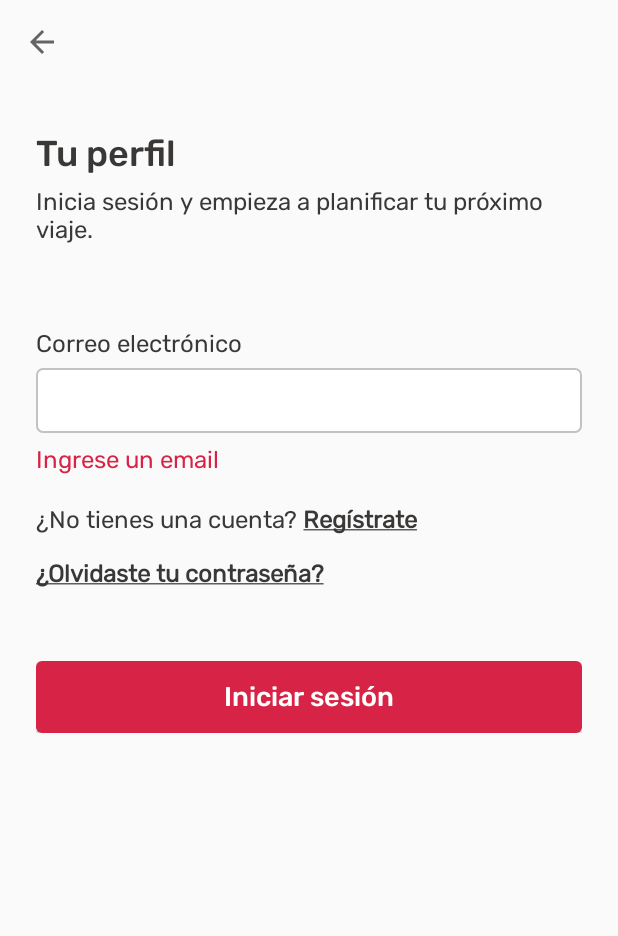
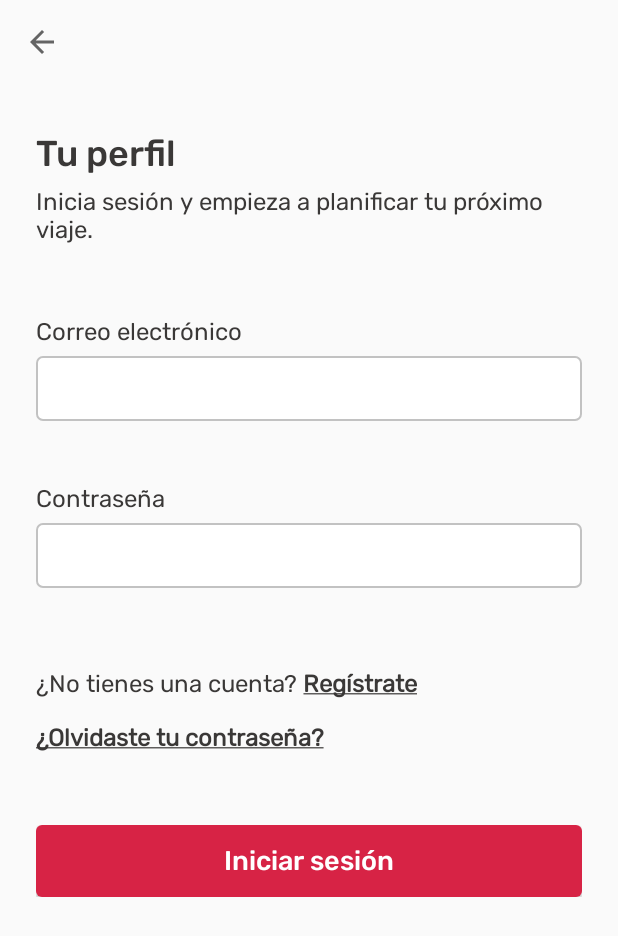
Before and after one commit to fiuba-taller2-g3/bookbnb-android, an Android app: the screen it shows after launch (MainActivity), after a tap on "Iniciar sesión", on a phone screen of 412 x 824 dp. Shown: the top 936 px of the screen. Run offline under Robolectric (Android 15) with nearby library versions, the light colour scheme and no system bars.

```diff
--- a/Bookbnb/app/src/main/java/com/fiuba/bookbnb/forms/inputFields/EditTextInputFieldItem.kt
+++ b/Bookbnb/app/src/main/java/com/fiuba/bookbnb/forms/inputFields/EditTextInputFieldItem.kt
@@ -5,6 +5,7 @@ import android.graphics.drawable.GradientDrawable
 import android.text.InputType
 import android.text.method.PasswordTransformationMethod
 import android.view.LayoutInflater
+import android.view.animation.AlphaAnimation
 import androidx.core.content.ContextCompat
 import androidx.core.view.isVisible
 import com.fiuba.bookbnb.R
@@ -28,8 +29,11 @@ class EditTextInputFieldItem(context: Context,
 
     override fun isValidated(): Boolean {
         val textContent = edit_text.text.toString()
+        val animation = AlphaAnimation(0.0f, 1.0f).also { it.duration = 1000 }
+
         return validation.checkValidation(textContent).also { isValid ->
             validation_text.isVisible = !isValid
+            validation_text.startAnimation(animation)
             validation_text.text = validation.getTextValidation(textContent)
         }
     }
--- a/Bookbnb/app/src/main/java/com/fiuba/bookbnb/forms/validators/EmailInputValidator.kt
+++ b/Bookbnb/app/src/main/java/com/fiuba/bookbnb/forms/validators/EmailInputValidator.kt
@@ -5,16 +5,16 @@ class EmailInputValidator : Validator {
     private val emailPattern = Regex(PATTERN)
 
     override fun checkValidation(content: String): Boolean {
-        return content.trim().matches(emailPattern) && content.isNotEmpty()
+        return with(content) { trim().matches(emailPattern) && isNotEmpty() }
     }
 
     override fun getTextValidation(content: String): String {
-        return if (content.isEmpty()) EMAIL_EMPTY_VALIDATION_TEXT else EMAIL_INVALID_VALIDATION_TEXT
+        return if (content.isEmpty()) getEnterMsgWith(EMAIL_TEXT) else EMAIL_INVALID_VALIDATION_TEXT
     }
 
     companion object {
         private const val PATTERN = "[a-zA-Z0-9._-]+@[a-z]+\\.+[a-z]+"
-        private const val EMAIL_EMPTY_VALIDATION_TEXT = "Ingrese un email"
+        private const val EMAIL_TEXT = "un email"
         private const val EMAIL_INVALID_VALIDATION_TEXT = "El formato de email no es válido"
     }
 }
--- /dev/null
+++ b/Bookbnb/app/src/main/java/com/fiuba/bookbnb/forms/validators/PassInputValidator.kt
@@ -0,0 +1,17 @@
+package com.fiuba.bookbnb.forms.validators
+
+import org.apache.commons.lang3.StringUtils
+
+class PassInputValidator : Validator {
+
+    override fun checkValidation(content: String): Boolean {
+        return with(content) { !contains(StringUtils.SPACE) && isNotEmpty() && length >= MIN_LENGTH_PASSWORD_REQUIRED }
+    }
+
+    override fun getTextValidation(content: String): String = getEnterMsgWith(PASS_TEXT)
+
+    companion object {
+        private const val MIN_LENGTH_PASSWORD_REQUIRED = 4
+        private const val PASS_TEXT = "una contraseña válida"
+    }
+}
--- a/Bookbnb/app/src/main/java/com/fiuba/bookbnb/forms/validators/Validator.kt
+++ b/Bookbnb/app/src/main/java/com/fiuba/bookbnb/forms/validators/Validator.kt
@@ -4,4 +4,13 @@ interface Validator {
 
     fun checkValidation(content: String) : Boolean
     fun getTextValidation(content: String) : String
+
+    fun getEnterMsgWith(nameField: String) = ENTER_TEXT_PREFIX + nameField
+
+    companion object {
+        private const val ENTER_TEXT_PREFIX = "Ingrese "
+        const val NAME_TEXT = ENTER_TEXT_PREFIX + "un nombre"
+        const val SURNAME_TEXT = ENTER_TEXT_PREFIX + "un apellido"
+        const val PASS_TEXT = ENTER_TEXT_PREFIX + "una contraseña"
+    }
 }
--- a/Bookbnb/app/src/main/java/com/fiuba/bookbnb/ui/fragments/form/FormFragment.kt
+++ b/Bookbnb/app/src/main/java/com/fiuba/bookbnb/ui/fragments/form/FormFragment.kt
@@ -6,12 +6,13 @@ import androidx.core.view.isVisible
 import androidx.fragment.app.Fragment
 import com.fiuba.bookbnb.R
 import com.fiuba.bookbnb.forms.inputFields.AbstractInputFieldItem
+import com.fiuba.bookbnb.forms.inputFields.InputFieldModule
 import kotlinx.android.synthetic.main.bookbnb_form.*
 import org.apache.commons.lang3.StringUtils
 
 abstract class FormFragment : Fragment(R.layout.bookbnb_form) {
 
-    protected val fields by lazy { HashMap<String, AbstractInputFieldItem>() }
+    private val fields by lazy { HashMap<String, AbstractInputFieldItem>() }
 
     override fun onViewCreated(view: View, savedInstanceState: Bundle?) {
         super.onViewCreated(view, savedInstanceState)
@@ -21,6 +22,7 @@ abstract class FormFragment : Fragment(R.layout.bookbnb_form) {
         form_button.text = getString(getButtonText())
 
         initFields()
+        setButtonListener()
     }
 
     private fun setButtonLoading(loadingEnabled: Boolean) {
@@ -37,6 +39,20 @@ abstract class FormFragment : Fragment(R.layout.bookbnb_form) {
         fields.values.forEach { field -> if (loadingEnabled) field.disableInput() else field.enableInput() }
     }
 
+    protected fun addInputField(fieldId: String, labelResource: Int, abstractInputFieldItem: AbstractInputFieldItem) {
+        fields[fieldId] = abstractInputFieldItem.also {
+            input_fields_container.addView(InputFieldModule(abstractInputFieldItem.context, getString(labelResource), it))
+        }
+    }
+
+    protected fun setButtonListener() {
+        form_button.setOnClickListener {
+            var isFormsValidated = true
+            fields.values.forEach { field -> if (!field.isValidated() || isFormsValidated) isFormsValidated = false }
+            if (isFormsValidated) proceedLoading()
+        }
+    }
+
     protected fun getFieldContent(fieldId: String) = fields[fieldId]?.getContentField() ?: StringUtils.EMPTY
 
     protected abstract fun getTitle() : Int
@@ -47,4 +63,6 @@ abstract class FormFragment : Fragment(R.layout.bookbnb_form) {
 
     protected abstract fun initFields()
 
+    protected abstract fun proceedLoading()
+
 }
--- /dev/null
+++ b/Bookbnb/app/src/main/java/com/fiuba/bookbnb/ui/fragments/form/FormViewModel.kt
@@ -0,0 +1,21 @@
+package com.fiuba.bookbnb.ui.fragments.form
+
+import androidx.lifecycle.LiveData
+import androidx.lifecycle.MutableLiveData
+import androidx.lifecycle.ViewModel
+import com.fiuba.bookbnb.repository.LoadingStatus
+import org.apache.commons.lang3.StringUtils
+
+abstract class  FormViewModel : ViewModel() {
+
+    protected var msgResponse = StringUtils.EMPTY
+    protected val loadingStatusMutable = MutableLiveData<LoadingStatus>()
+    val loadingStatus : LiveData<LoadingStatus>
+        get() = loadingStatusMutable
+
+    fun hideLoading() {
+        loadingStatusMutable.value = LoadingStatus.HIDE
+    }
+
+    fun getMessageResponse() = msgResponse
+}
--- a/Bookbnb/app/src/main/java/com/fiuba/bookbnb/ui/fragments/login/LoginFragment.kt
+++ b/Bookbnb/app/src/main/java/com/fiuba/bookbnb/ui/fragments/login/LoginFragment.kt
@@ -15,12 +15,12 @@ import androidx.navigation.findNavController
 import com.fiuba.bookbnb.R
 import com.fiuba.bookbnb.domain.login.LoginRequest
 import com.fiuba.bookbnb.forms.inputFields.EditTextInputFieldItem
+import com.fiuba.bookbnb.forms.validators.EmailInputValidator
+import com.fiuba.bookbnb.forms.validators.PassInputValidator
 import com.fiuba.bookbnb.repository.LoadingStatus
 import com.fiuba.bookbnb.ui.fragments.form.FormFragment
 import com.fiuba.bookbnb.ui.utils.AdditionalContentForm
 import com.fiuba.bookbnb.ui.utils.KeyboardType
-import com.fiuba.bookbnb.forms.inputFields.InputFieldModule
-import com.fiuba.bookbnb.forms.validators.EmailInputValidator
 import kotlinx.android.synthetic.main.bookbnb_form.*
 import org.apache.commons.lang3.StringUtils
 
@@ -36,7 +36,6 @@ class LoginFragment : FormFragment() {
 
         buildAdditionalContainer()
         setViewModelObserver()
-        setButtonLoginListener()
     }
 
     private fun setViewModelObserver() {
@@ -51,16 +50,10 @@ class LoginFragment : FormFragment() {
         }
     }
 
-    private fun setButtonLoginListener() {
-        form_button.setOnClickListener {
-            if (fields.values.all { it.isValidated() }) viewModel.login(getLoginRequest())
-        }
-    }
-
     private fun showDialog() {
         showLoading(false)
         AlertDialog.Builder(context).run {
-            setMessage(viewModel.getMsgResponse())
+            setMessage(viewModel.getMessageResponse())
         }.show()
         viewModel.hideLoading()
     }
@@ -105,13 +98,11 @@ class LoginFragment : FormFragment() {
     override fun getButtonText(): Int = R.string.login_text_button
 
     override fun initFields() {
-        fields[EMAIL] = EditTextInputFieldItem(requireContext(), EmailInputValidator()).also {
-            input_fields_container.addView(InputFieldModule(requireContext(), getString(R.string.email_field_label), it))
-        }
+        addInputField(EMAIL, R.string.email_field_label, EditTextInputFieldItem(requireContext(), EmailInputValidator()))
+        addInputField(PASS, R.string.pass_field_label, EditTextInputFieldItem(requireContext(), PassInputValidator(), KeyboardType.ALPHANUMERIC_PASSWORD))
+    }
 
-        //putField(EMAIL, InputFieldModule(requireContext(), getString(R.string.email_text_field)))
-        //putField(PASS, InputFieldModule(requireContext(), getString(R.string.pass_text_field), KeyboardType.ALPHANUMERIC_PASSWORD))
-    }
+    override fun proceedLoading() = viewModel.login(getLoginRequest())
 
     companion object {
         private const val EMAIL = "EMAIL"
--- a/Bookbnb/app/src/main/java/com/fiuba/bookbnb/ui/fragments/login/LoginViewModel.kt
+++ b/Bookbnb/app/src/main/java/com/fiuba/bookbnb/ui/fragments/login/LoginViewModel.kt
@@ -1,30 +1,16 @@
 package com.fiuba.bookbnb.ui.fragments.login
 
-import androidx.lifecycle.LiveData
-import androidx.lifecycle.MutableLiveData
-import androidx.lifecycle.ViewModel
 import com.fiuba.bookbnb.domain.login.LoginRequest
 import com.fiuba.bookbnb.domain.login.LoginResponse
 import com.fiuba.bookbnb.networking.NetworkModule
 import com.fiuba.bookbnb.repository.LoadingStatus
+import com.fiuba.bookbnb.ui.fragments.form.FormViewModel
 import com.google.gson.Gson
-import org.apache.commons.lang3.StringUtils
 import retrofit2.Call
 import retrofit2.Callback
 import retrofit2.Response
 
-class LoginViewModel : ViewModel() {
-
-    private var msgResponse = StringUtils.EMPTY
-    private val loadingStatusMutable = MutableLiveData<LoadingStatus>()
-    val loadingStatus : LiveData<LoadingStatus>
-        get() = loadingStatusMutable
-
-    fun getMsgResponse() = msgResponse
-
-    fun hideLoading() {
-        loadingStatusMutable.value = LoadingStatus.HIDE
-    }
+class LoginViewModel : FormViewModel() {
 
     fun login(request: LoginRequest) {
         loadingStatusMutable.value = LoadingStatus.LOADING
--- a/Bookbnb/app/src/main/res/layout/bookbnb_form.xml
+++ b/Bookbnb/app/src/main/res/layout/bookbnb_form.xml
@@ -44,7 +44,7 @@
             android:layout_width="match_parent"
             android:layout_height="wrap_content"
             android:orientation="vertical"
-            android:layout_marginTop="@dimen/bkbnb48dp"
+            android:layout_marginTop="@dimen/bkbnb40dp"
             app:layout_constraintEnd_toEndOf="parent"
             app:layout_constraintStart_toStartOf="parent"
             app:layout_constraintTop_toBottomOf="@+id/bkbnb_form_subtitle" />
--- a/Bookbnb/app/src/main/res/layout/bookbnb_input_field_module.xml
+++ b/Bookbnb/app/src/main/res/layout/bookbnb_input_field_module.xml
@@ -18,7 +18,8 @@
         android:id="@+id/input_field"
         android:layout_width="match_parent"
         android:layout_height="wrap_content"
-        android:layout_marginTop="@dimen/bkbnb6dp" />
+        android:layout_marginTop="@dimen/bkbnb6dp"
+        android:layout_marginBottom="@dimen/bkbnb6dp" />
 
     <TextView
         android:id="@+id/description_text"
```
Also changed, not shown: Bookbnb/app/src/main/java/com/fiuba/bookbnb/forms/inputFields/InputFieldModule.kt (+0 -7 lines), Bookbnb/app/src/main/java/com/fiuba/bookbnb/forms/validators/DefaultInputValidator.kt (added, +14 -0 lines), Bookbnb/app/src/main/java/com/fiuba/bookbnb/ui/fragments/register/RegisterFragment.kt (+16 -7 lines), Bookbnb/app/src/main/java/com/fiuba/bookbnb/ui/fragments/register/RegisterViewModel.kt (added, +40 -0 lines).
